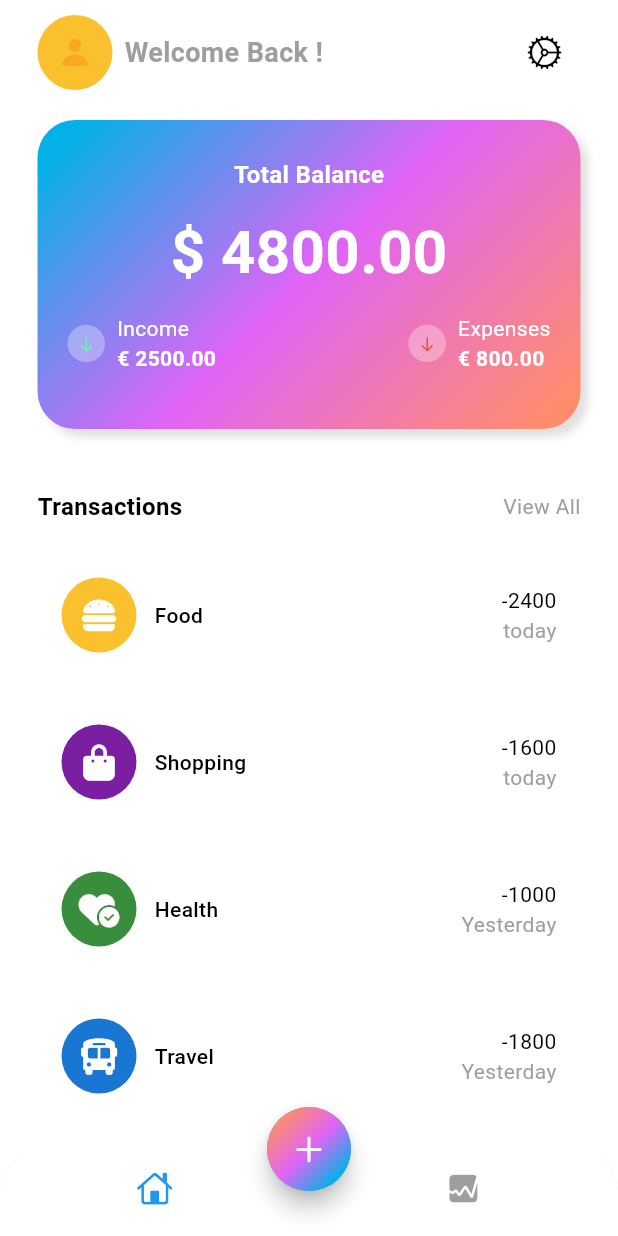
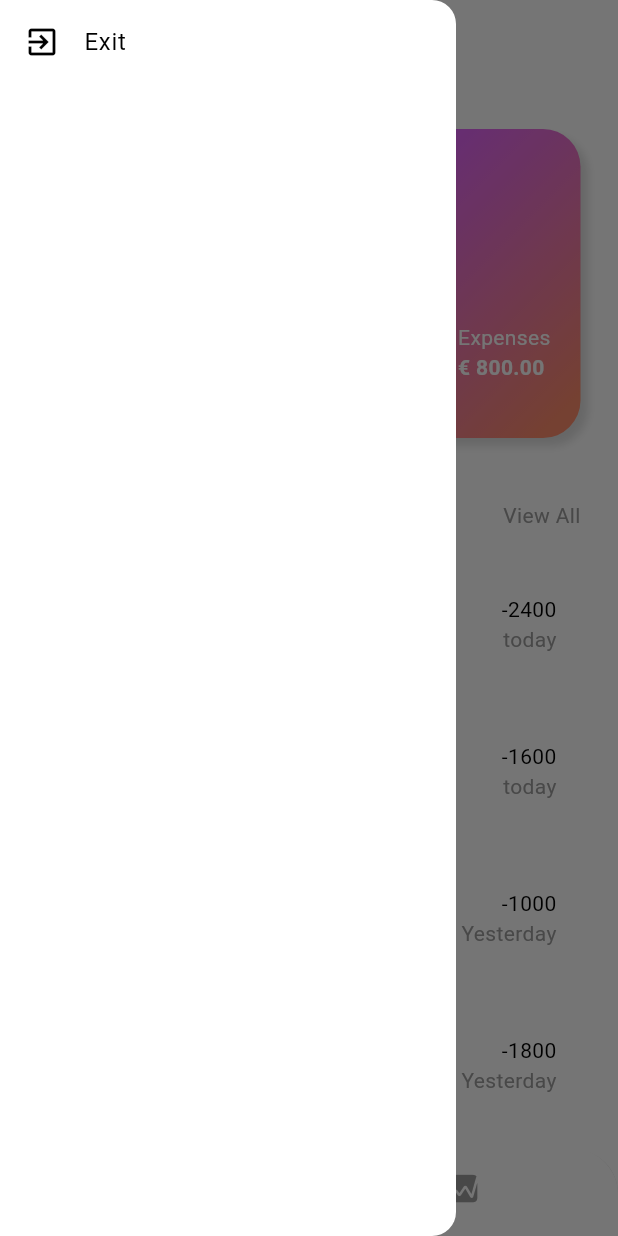
Before and after one commit to ArhanTibro/expense, a Flutter app: the HomeScreen screen opened directly, with the side drawer open (before the commit the screen has no drawer), on a phone screen of 412 x 824 dp. Run offline on Flutter 3.47's test engine with Material 3 defaults, Android fonts, the phone set to English and light mode, and no system bars; our stand-ins replace firebase_auth, firebase_core, fl_chart, font_awesome_flutter; accounts and stored records are empty.

Commit message:
added sidebar

```diff
--- a/lib/screens/home/home_screen.dart
+++ b/lib/screens/home/home_screen.dart
@@ -1,9 +1,11 @@
 import 'dart:math';
 
+import 'package:expense/screens/home/nav_bar.dart';
 import 'package:flutter/cupertino.dart';
 import 'package:flutter/material.dart';
 import 'package:expense/screens/home/main_screen.dart';
 import 'package:expense/screens/stats/stats.dart';
+
 class HomeScreen extends StatefulWidget {
   const HomeScreen({super.key});
 
@@ -13,45 +15,38 @@ class HomeScreen extends StatefulWidget {
 
 class _HomeScreenState extends State<HomeScreen> {
   int index = 0;
-  late Color selectedItem= Colors.blue;
-  Color unselectedItem =Colors.grey;
+  late Color selectedItem = Colors.blue;
+  Color unselectedItem = Colors.grey;
 
   @override
   Widget build(BuildContext context) {
     return Scaffold(
+        drawer: const NavBar(),
+        appBar: AppBar(
+          title: const Text('Welcome Back !'),
+        ),
         bottomNavigationBar: ClipRRect(
-        borderRadius: const BorderRadius.vertical(
-          top: Radius.circular(30)
-        ),
+          borderRadius: const BorderRadius.vertical(top: Radius.circular(30)),
           child: BottomNavigationBar(
-          onTap: (value){
+              onTap: (value) {
                 setState(() {
-              index=value;
+                  index = value;
                 });
-
-
               },
-
               showSelectedLabels: false,
               showUnselectedLabels: false,
               //selectedItemColor: Colors.red,
               elevation: 3,
               items: [
                 BottomNavigationBarItem(
-                icon:Icon(CupertinoIcons.home,
-                color: index== 0 ? selectedItem:unselectedItem
-                ),
-              label: 'Home'
-
-            ),
+                    icon: Icon(CupertinoIcons.home,
+                        color: index == 0 ? selectedItem : unselectedItem),
+                    label: 'Home'),
                 BottomNavigationBarItem(
                     icon: Icon(CupertinoIcons.graph_square_fill,
-                   color: index == 1 ? selectedItem:unselectedItem),
-             label: 'Stats'
-           )
-
-          ]
-        ),
+                        color: index == 1 ? selectedItem : unselectedItem),
+                    label: 'Stats')
+              ]),
         ),
         floatingActionButtonLocation: FloatingActionButtonLocation.centerDocked,
         floatingActionButton: FloatingActionButton(
@@ -60,26 +55,19 @@ class _HomeScreenState extends State<HomeScreen> {
           child: Container(
             width: 60,
             height: 60,
-
             decoration: BoxDecoration(
                 shape: BoxShape.circle,
                 gradient: LinearGradient(
-                colors:[
-                  Theme.of(context).colorScheme.tertiary ,
-                  Theme.of(context).colorScheme.secondary ,
-                  Theme.of(context).colorScheme.primary ,
+                  colors: [
+                    Theme.of(context).colorScheme.tertiary,
+                    Theme.of(context).colorScheme.secondary,
+                    Theme.of(context).colorScheme.primary,
                   ],
-              transform: const GradientRotation(pi/4),
-            )
-          ),
-          child: const Icon(
-            CupertinoIcons.add
+                  transform: const GradientRotation(pi / 4),
+                )),
+            child: const Icon(CupertinoIcons.add),
           ),
         ),
-      ),
-      body: index==0
-        ?const MainScreen()
-          :const StatScreen()
-    );
+        body: index == 0 ? const MainScreen() : const StatScreen());
   }
 }
--- a/lib/screens/home/main_screen.dart
+++ b/lib/screens/home/main_screen.dart
@@ -3,6 +3,7 @@ import 'dart:math';
 import 'package:expense/data/data.dart';
 import 'package:flutter/cupertino.dart';
 import 'package:flutter/material.dart';
+
 
 class MainScreen extends StatelessWidget {
   const MainScreen({super.key});
@@ -13,48 +14,6 @@ class MainScreen extends StatelessWidget {
         padding: const EdgeInsets.symmetric(horizontal: 25.0, vertical: 10),
         child: Column(
           children: [
-            Row(
-              mainAxisAlignment: MainAxisAlignment.spaceBetween,
-              children: [
-                Row(
-                  children: [
-                    Stack(
-                      alignment: Alignment.center,
-                      children: [
-                        Container(
-                          width: 50,
-                          height: 50,
-                          decoration: BoxDecoration(
-                              shape: BoxShape.circle,
-                              color: Colors.yellow[700]),
-                        ),
-                        Icon(
-                          CupertinoIcons.person_fill,
-                          color: Colors.yellow[800],
-                        )
-                      ],
-                    ),
-                    const SizedBox(
-                      width: 8,
-                    ),
-                    Column(
-                      crossAxisAlignment: CrossAxisAlignment.start,
-                      children: [
-                        Text(
-                          "Welcome Back !",
-                          style: TextStyle(
-                              fontSize: 18,
-                              fontWeight: FontWeight.w600,
-                              color: Theme.of(context).colorScheme.outline),
-                        ),
-                      ],
-                    ),
-                  ],
-                ),
-                IconButton(
-                    onPressed: () {}, icon: const Icon(CupertinoIcons.settings))
-              ],
-            ),
             const SizedBox(
               height: 20,
             ),
--- /dev/null
+++ b/lib/screens/home/nav_bar.dart
@@ -0,0 +1,29 @@
+import 'package:firebase_auth/firebase_auth.dart';
+import 'package:flutter/material.dart';
+import 'package:expense/screens/signin_screen.dart';
+
+class NavBar extends StatelessWidget {
+  const NavBar({super.key});
+
+  @override
+  Widget build(BuildContext context) {
+    return Drawer(
+      child: ListView(
+        children: [
+          ListTile(
+            leading: const Icon(Icons.exit_to_app),
+            title: const Text('Exit'),
+            onTap: () {
+              FirebaseAuth.instance.signOut().then((_) {
+                Navigator.pushReplacement(
+                  context,
+                  MaterialPageRoute(builder: (context) => const SignInScreen()),
+                );
+              });
+            },
+          ),
+        ],
+      ),
+    );
+  }
+}
```
Lines whose indentation alone changed are shown as unchanged.
